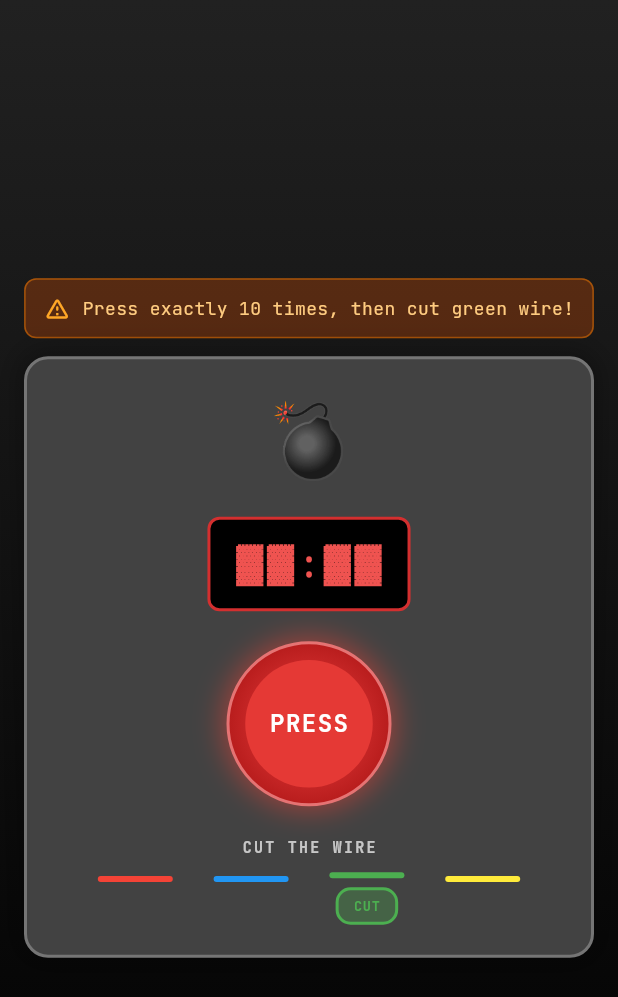
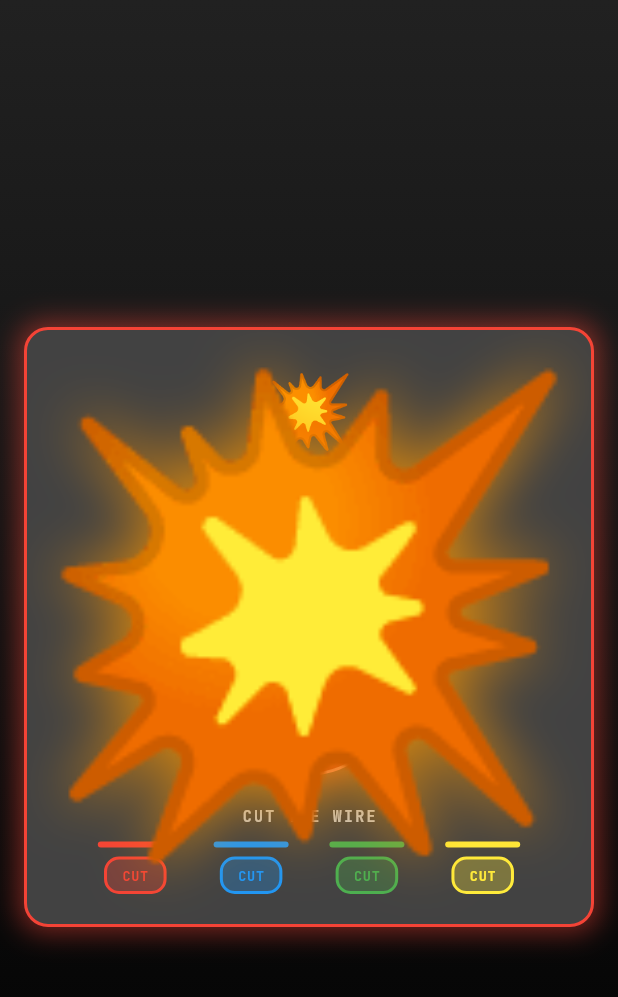
Before and after one commit to nunu-ai/apk-arena, a Flutter app: the LevelBombDefuse widget shown alone on an empty page, opened directly with empty values, after a tap on "CUT", on a phone screen of 412 x 824 dp. Shown: the top 997 px of the screen. Run offline on Flutter 3.47's test engine with Material 3 defaults, Android fonts, the phone set to English and light mode, and no system bars; our stand-ins replace flutter_local_notifications, google_fonts, shared_preferences; accounts and stored records are empty.

Commit message:
add level failure screen

```diff
--- a/lib/level_registry.dart
+++ b/lib/level_registry.dart
@@ -78,7 +78,7 @@ final List<LevelEntry> easyLevels = [
     widgetBuilder: (onComplete) => LevelOverlappingPopups(onComplete: onComplete),
   ),
   LevelEntry(
-    data: LevelData(title: "Biggest Animal", instructions: "What is Larger?"),
+    data: LevelData(title: "Size Comparison", instructions: "What is Larger?"),
     widgetBuilder: (onComplete) => LevelBlueWhale(onComplete: onComplete),
   )
 
--- a/lib/widgets/levels/level_bomb_defuse.dart
+++ b/lib/widgets/levels/level_bomb_defuse.dart
@@ -15,14 +15,23 @@ class _LevelBombDefuseState extends State<LevelBombDefuse> with TickerProviderSt
   int _currentTaps = 0;
   bool _isExploding = false;
   bool _isDefused = false;
+  late int _correctWireIndex; // 0-3 for the four wires
   late AnimationController _buttonController;
   late AnimationController _explosionController;
   late Animation<double> _buttonScale;
+
+  final List<Color> _wireColors = [
+    Colors.red,
+    Colors.blue,
+    Colors.green,
+    Colors.yellow,
+  ];
 
   @override
   void initState() {
     super.initState();
     _targetTaps = 5 + Random().nextInt(11); // 5-15
+    _correctWireIndex = Random().nextInt(4); // Random wire 0-3
 
     _buttonController = AnimationController(
       duration: const Duration(milliseconds: 100),
@@ -56,10 +65,10 @@ class _LevelBombDefuseState extends State<LevelBombDefuse> with TickerProviderSt
     _buttonController.forward().then((_) => _buttonController.reverse());
   }
 
-  void _handleCutWire() {
+  void _handleCutWire(int wireIndex) {
     if (_isExploding || _isDefused) return;
 
-    if (_currentTaps == _targetTaps) {
+    if (_currentTaps == _targetTaps && wireIndex == _correctWireIndex) {
       // Success!
       setState(() {
         _isDefused = true;
@@ -69,7 +78,7 @@ class _LevelBombDefuseState extends State<LevelBombDefuse> with TickerProviderSt
         widget.onComplete(true);
       });
     } else {
-      // Wrong! Explode and reset
+      // Wrong! Explode and fail
       setState(() {
         _isExploding = true;
       });
@@ -77,14 +86,14 @@ class _LevelBombDefuseState extends State<LevelBombDefuse> with TickerProviderSt
       _explosionController.forward();
 
       Future.delayed(const Duration(milliseconds: 1000), () {
-        setState(() {
-          _isExploding = false;
-          _currentTaps = 0;
-          _targetTaps = 5 + Random().nextInt(11);
-        });
-        _explosionController.reset();
+        widget.onComplete(false);
       });
     }
+  }
+
+  String _getWireColorName(int index) {
+    const colorNames = ['red', 'blue', 'green', 'yellow'];
+    return colorNames[index];
   }
 
   @override
@@ -130,7 +139,7 @@ class _LevelBombDefuseState extends State<LevelBombDefuse> with TickerProviderSt
                           const SizedBox(width: 8),
                           Flexible(
                             child: Text(
-                              'Press exactly $_targetTaps times, then cut green wire!',
+                              'Press exactly $_targetTaps times, then cut ${_getWireColorName(_correctWireIndex)} wire!',
                               style: TextStyle(
                                 fontSize: 12,
                                 color: Colors.orange.shade200,
@@ -289,12 +298,10 @@ class _LevelBombDefuseState extends State<LevelBombDefuse> with TickerProviderSt
                         // Wire buttons
                         Row(
                           mainAxisAlignment: MainAxisAlignment.spaceEvenly,
-                          children: [
-                            _buildWire(Colors.red, false),
-                            _buildWire(Colors.blue, false),
-                            _buildWire(Colors.green, true), // Correct wire
-                            _buildWire(Colors.yellow, false),
-                          ],
+                          children: List.generate(
+                            4,
+                                (index) => _buildWire(_wireColors[index], index),
+                          ),
                         ),
                       ],
                     ),
@@ -338,11 +345,11 @@ class _LevelBombDefuseState extends State<LevelBombDefuse> with TickerProviderSt
     );
   }
 
-  Widget _buildWire(Color color, bool isCorrect) {
-    final isCut = _isDefused && isCorrect;
+  Widget _buildWire(Color color, int wireIndex) {
+    final isCut = _isDefused && wireIndex == _correctWireIndex;
 
     return GestureDetector(
-      onTap: isCorrect ? _handleCutWire : null,
+      onTap: () => _handleCutWire(wireIndex),
       child: Column(
         children: [
           Container(
@@ -354,7 +361,6 @@ class _LevelBombDefuseState extends State<LevelBombDefuse> with TickerProviderSt
             ),
           ),
           const SizedBox(height: 6),
-          if (isCorrect)
           Container(
             padding: const EdgeInsets.symmetric(horizontal: 10, vertical: 4),
             decoration: BoxDecoration(
@@ -371,9 +377,7 @@ class _LevelBombDefuseState extends State<LevelBombDefuse> with TickerProviderSt
                 letterSpacing: 0.5,
               ),
             ),
-            )
-          else
-            const SizedBox(height: 20),
+          ),
         ],
       ),
     );
--- a/lib/widgets/levels/level_scroll_contacts.dart
+++ b/lib/widgets/levels/level_scroll_contacts.dart
@@ -89,6 +89,9 @@ class _LevelScrollContactsState extends State<LevelScrollContacts> {
     if (index == _targetIndex) {
       // Found Saul!
       widget.onComplete(true);
+    } else {
+      // Wrong contact!
+      widget.onComplete(false);
     }
   }
 
```
Also changed, not shown: lib/screens/level_completion_screen.dart (+21 -11 lines), lib/screens/level_screen.dart (+6 -7 lines), lib/widgets/levels/level_hold.dart (+14 -3 lines). Lines whose indentation alone changed are shown as unchanged.
